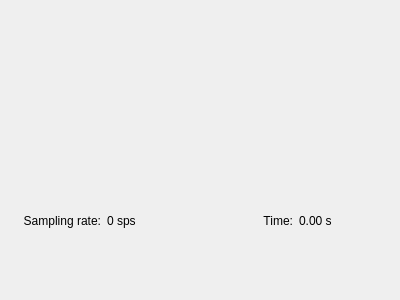
The window that biogui/resources/signal_plot_widget.ui (pulp-bio/biogui) describes before a commit, drawn with Qt 5.
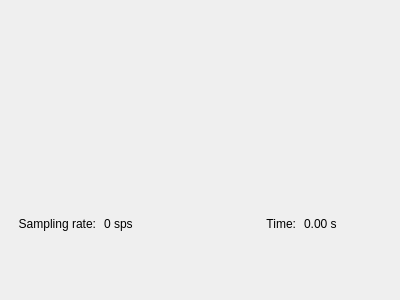
The same window after the commit. Custom widgets are drawn as their Qt base class.

Commit message: reduce margins

```diff
--- a/biogui/resources/signal_plot_widget.ui
+++ b/biogui/resources/signal_plot_widget.ui
@@ -14,11 +14,42 @@
    <string>Signal Plot Widget</string>
   </property>
   <layout class="QVBoxLayout" name="verticalLayout" stretch="0,0">
+   <property name="spacing">
+    <number>4</number>
+   </property>
+   <property name="leftMargin">
+    <number>4</number>
+   </property>
+   <property name="topMargin">
+    <number>4</number>
+   </property>
+   <property name="rightMargin">
+    <number>4</number>
+   </property>
+   <property name="bottomMargin">
+    <number>4</number>
+   </property>
    <item>
     <widget class="PlotWidget" name="graphWidget" native="true"/>
    </item>
    <item>
-    <layout class="QHBoxLayout" name="horizontalLayout">
+    <widget class="QWidget" name="statsBar">
+     <layout class="QHBoxLayout" name="horizontalLayout">
+      <property name="spacing">
+       <number>8</number>
+      </property>
+      <property name="leftMargin">
+       <number>0</number>
+      </property>
+      <property name="topMargin">
+       <number>0</number>
+      </property>
+      <property name="rightMargin">
+       <number>0</number>
+      </property>
+      <property name="bottomMargin">
+       <number>0</number>
+      </property>
      <item>
       <widget class="QLabel" name="label1">
        <property name="text">
@@ -54,6 +85,7 @@
       </widget>
      </item>
     </layout>
+    </widget>
    </item>
   </layout>
  </widget>
```
The commit also changes 6 other files.
